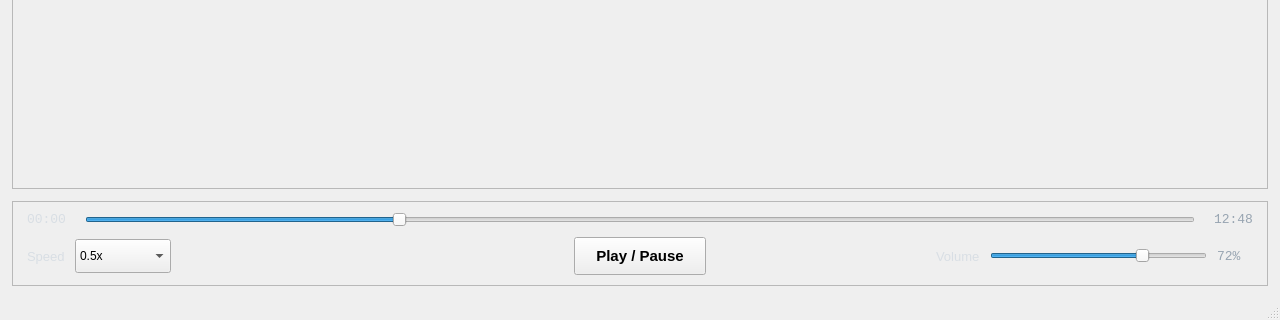
KNIGHT110S/QT-FFmeg, file mainwindow.ui: the form before one commit; both pictures show x 0 to 1280 and y 500 to 820 of the 1280 by 820 pixel window.
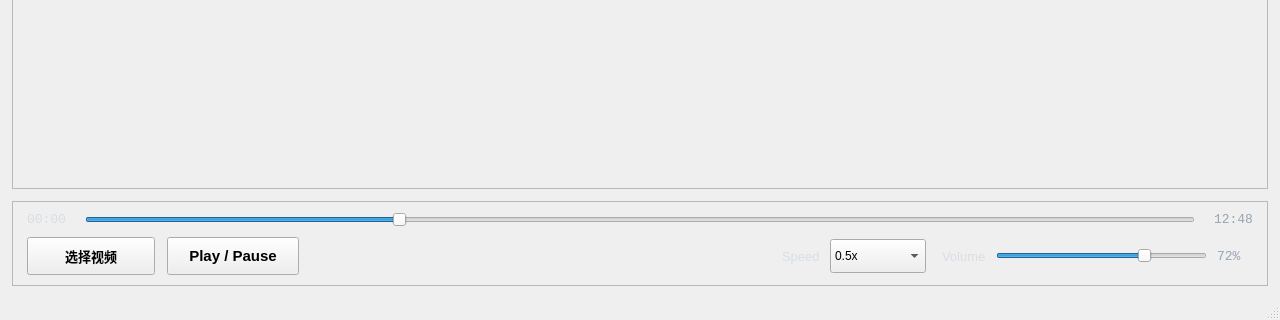
The form after the commit.

```diff
--- a/mainwindow.ui
+++ b/mainwindow.ui
@@ -191,6 +191,79 @@
            <number>0</number>
           </property>
           <item row="0" column="0">
+            <layout class="QHBoxLayout" name="leftControlsLayout">
+             <property name="spacing">
+              <number>12</number>
+             </property>
+             <item>
+              <widget class="QPushButton" name="openFileButton">
+               <property name="minimumSize">
+                <size>
+                 <width>128</width>
+                 <height>38</height>
+                </size>
+               </property>
+               <property name="font">
+                <font>
+                 <family>Microsoft YaHei UI</family>
+                 <pointsize>10</pointsize>
+                 <weight>75</weight>
+                 <bold>true</bold>
+                </font>
+               </property>
+               <property name="cursor">
+                <cursorShape>PointingHandCursor</cursorShape>
+               </property>
+               <property name="text">
+                <string>选择视频</string>
+               </property>
+              </widget>
+             </item>
+             <item>
+              <widget class="QPushButton" name="playPauseButton">
+               <property name="minimumSize">
+                <size>
+                 <width>132</width>
+                 <height>38</height>
+                </size>
+               </property>
+               <property name="font">
+                <font>
+                 <family>Microsoft YaHei UI</family>
+                 <pointsize>11</pointsize>
+                 <weight>75</weight>
+                 <bold>true</bold>
+                </font>
+               </property>
+               <property name="cursor">
+                <cursorShape>PointingHandCursor</cursorShape>
+               </property>
+               <property name="text">
+                <string>Play / Pause</string>
+               </property>
+              </widget>
+             </item>
+            </layout>
+           </item>
+           <item row="0" column="1">
+            <spacer name="middleSpacer">
+             <property name="orientation">
+              <enum>Qt::Horizontal</enum>
+             </property>
+             <property name="sizeHint" stdset="0">
+              <size>
+               <width>200</width>
+               <height>20</height>
+              </size>
+             </property>
+            </spacer>
+           </item>
+          <item row="0" column="2">
+           <layout class="QHBoxLayout" name="rightControlsLayout">
+            <property name="spacing">
+             <number>16</number>
+            </property>
+            <item>
            <layout class="QHBoxLayout" name="speedControlLayout">
             <property name="spacing">
              <number>10</number>
@@ -254,63 +327,13 @@
               </item>
              </widget>
             </item>
-            <item>
-             <spacer name="speedControlSpacer">
-              <property name="orientation">
-               <enum>Qt::Horizontal</enum>
-              </property>
-              <property name="sizeHint" stdset="0">
-               <size>
-                <width>40</width>
-                <height>20</height>
-               </size>
-              </property>
-             </spacer>
-            </item>
-           </layout>
-          </item>
-          <item row="0" column="1">
-           <widget class="QPushButton" name="playPauseButton">
-            <property name="minimumSize">
-             <size>
-              <width>132</width>
-              <height>38</height>
-             </size>
-            </property>
-            <property name="font">
-             <font>
-              <family>Microsoft YaHei UI</family>
-              <pointsize>11</pointsize>
-              <weight>75</weight>
-              <bold>true</bold>
-             </font>
-            </property>
-            <property name="cursor">
-             <cursorShape>PointingHandCursor</cursorShape>
-            </property>
-            <property name="text">
-             <string>Play / Pause</string>
-            </property>
-           </widget>
-          </item>
-          <item row="0" column="2">
+             </layout>
+            </item>
+            <item>
            <layout class="QHBoxLayout" name="volumeControlLayout">
             <property name="spacing">
              <number>10</number>
             </property>
-            <item>
-             <spacer name="volumeControlSpacer">
-              <property name="orientation">
-               <enum>Qt::Horizontal</enum>
-              </property>
-              <property name="sizeHint" stdset="0">
-               <size>
-                <width>40</width>
-                <height>20</height>
-               </size>
-              </property>
-             </spacer>
-            </item>
             <item>
              <widget class="QLabel" name="volumeLabel">
               <property name="font">
@@ -367,6 +390,8 @@
                <string>72%</string>
               </property>
              </widget>
+              </item>
+             </layout>
             </item>
            </layout>
           </item>
```
Lines whose indentation alone changed are shown as unchanged.
